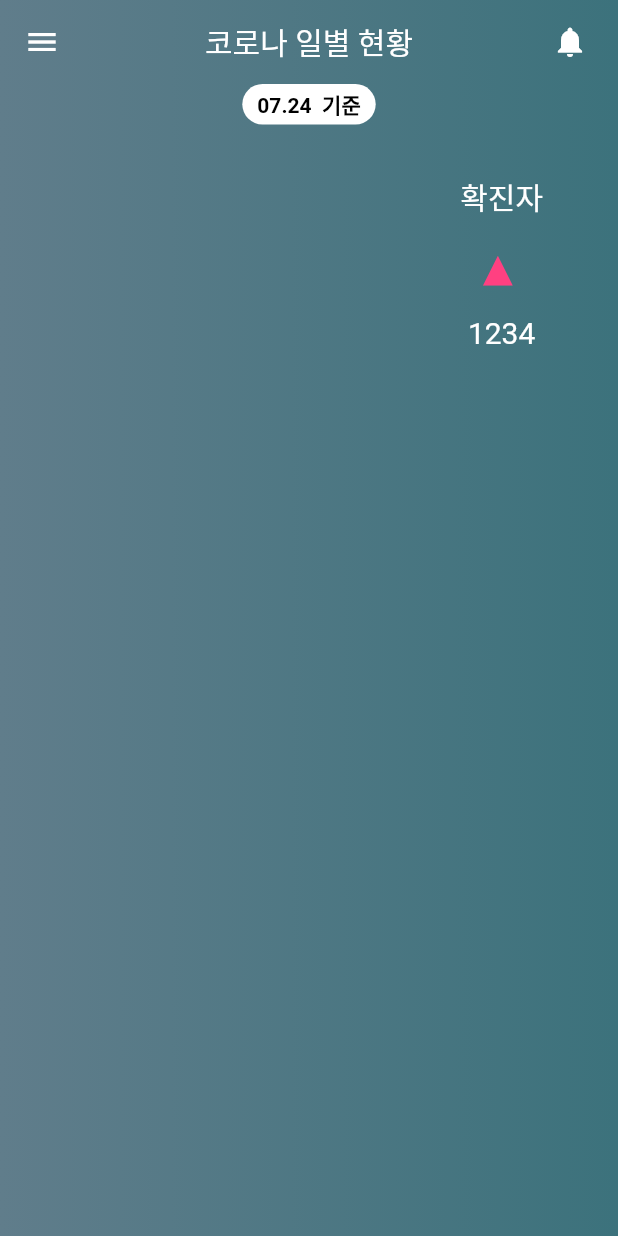
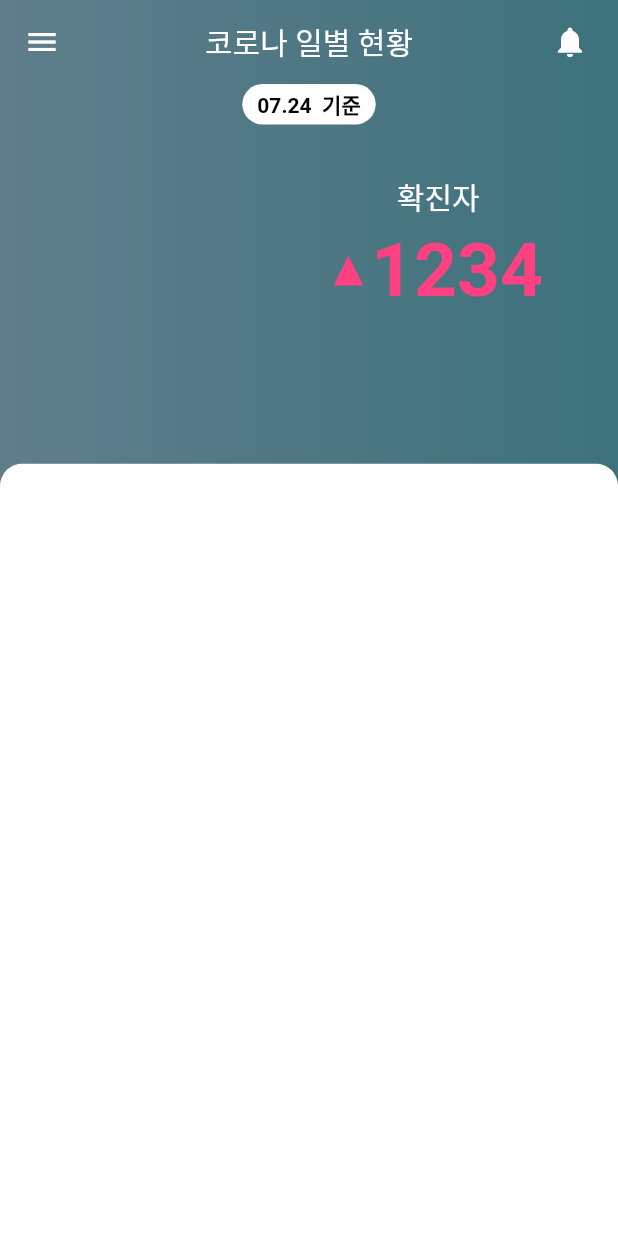
Before and after one commit to hydok/flutterCovid, a Flutter app: the screen it shows after launch, on a phone screen of 412 x 824 dp. Run offline on Flutter 3.47's test engine with Material 2 defaults, Android fonts, the phone set to English and light mode, and no system bars; our stand-ins replace dio, get.

Commit message:
ui modify

```diff
--- a/lib/home.dart
+++ b/lib/home.dart
@@ -13,6 +13,7 @@ class Home extends GetView<CovidController> {
   @override
   Widget build(BuildContext context) {
     headerTopZone = Get.mediaQuery.padding.top + AppBar().preferredSize.height;
+
     return Scaffold(
       appBar: AppBar(
         leading: const Icon(
@@ -87,16 +88,35 @@ class Home extends GetView<CovidController> {
                   ),
                   const SizedBox(width: 5,),
                   Text(
-                    controller.covidData.value.stateDt ?? '',
+                    '1234',
                     style: TextStyle(color: Colors.pinkAccent,fontSize: 50,fontWeight: FontWeight.bold),
                   ),
                 ],
               ),
-              const Text('1234',style: TextStyle(color: Colors.white,fontSize: 20),),
+              Text(controller.covidData.value.decideCnt ?? '', style: TextStyle(color: Colors.white,fontSize: 20),),
             ],
           )),
+
+          //하단 박스...
+          Positioned(
+            bottom: 0,
+            child: ClipRRect(borderRadius: BorderRadius.only(topLeft: Radius.circular(15),topRight: Radius.circular(15)),
+              child: Container(
+                color: Colors.white,
+                height:MediaQuery.of(context).size.height/1.6,
+                width: MediaQuery.of(context).size.width,
+
+              ),
+            ),
+          )
+
+
         ],
       ),
     );
+
   }
+
+
+
 }
```
Also changed, not shown: pubspec.lock.
